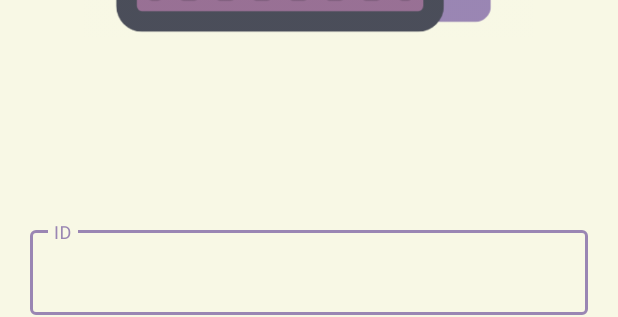
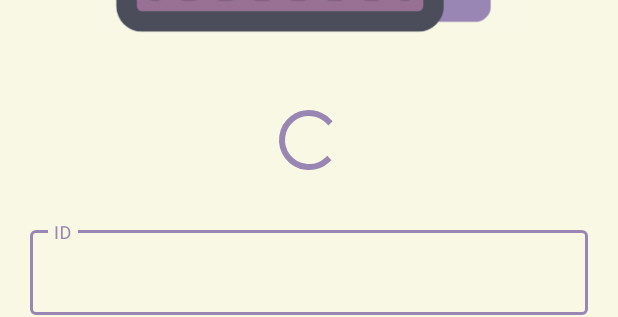
Before and after one commit to birariro/SuperWallet, an Android app: the layout activity_login.xml on its own in the app's theme, with its tools: preview values and no code run, on a phone screen of 412 x 824 dp. Shown: the part 496-813 px from the top of the screen. Run offline under Robolectric (Android 15) with nearby library versions, the phone set to English and light mode, and no system bars.

Commit message:
login 구현

```diff
--- a/app/src/main/java/com/example/superwallet/login/data/LoginResultData.kt
+++ b/app/src/main/java/com/example/superwallet/login/data/LoginResultData.kt
@@ -1,6 +1,6 @@
 package com.example.superwallet.login.data
 
 data class LoginResultData(
-    val success: String? = null,
-    val error: Int? = null
+    val success: Boolean = false,
+    val errorCode: Int = -1
 )
--- a/app/src/main/res/layout/activity_login.xml
+++ b/app/src/main/res/layout/activity_login.xml
@@ -54,6 +54,19 @@
 
     </LinearLayout>
 
+    <ProgressBar
+        android:id="@+id/loading"
+        android:layout_width="wrap_content"
+        android:layout_height="wrap_content"
+        android:layout_gravity="center"
+        android:visibility="gone"
+        tools:visibility="visible"
+        android:indeterminateTint="@color/event_color"
+        app:layout_constraintStart_toStartOf="parent"
+        app:layout_constraintEnd_toEndOf="parent"
+        app:layout_constraintTop_toBottomOf="@id/main_image"
+        app:layout_constraintVertical_bias="0.3" />
+
     <include android:id="@+id/bottom_layout"
         app:layout_constraintBottom_toBottomOf="parent"
         android:layout_width="fill_parent"
--- a/app/src/main/res/values/colors.xml
+++ b/app/src/main/res/values/colors.xml
@@ -10,4 +10,5 @@
     <color name="main_background">#F8F8E5</color>
     <color name="blue">#2C4D95</color>
     <color name="main_color">#9A86B3</color>
+    <color name="event_color">#9A86B3</color>
 </resources>
```
Also changed, not shown: app/src/main/java/com/example/superwallet/login/LoginActivity.kt (+17 -0 lines), app/src/main/java/com/example/superwallet/login/LoginViewModel.kt (+6 -1 lines).
